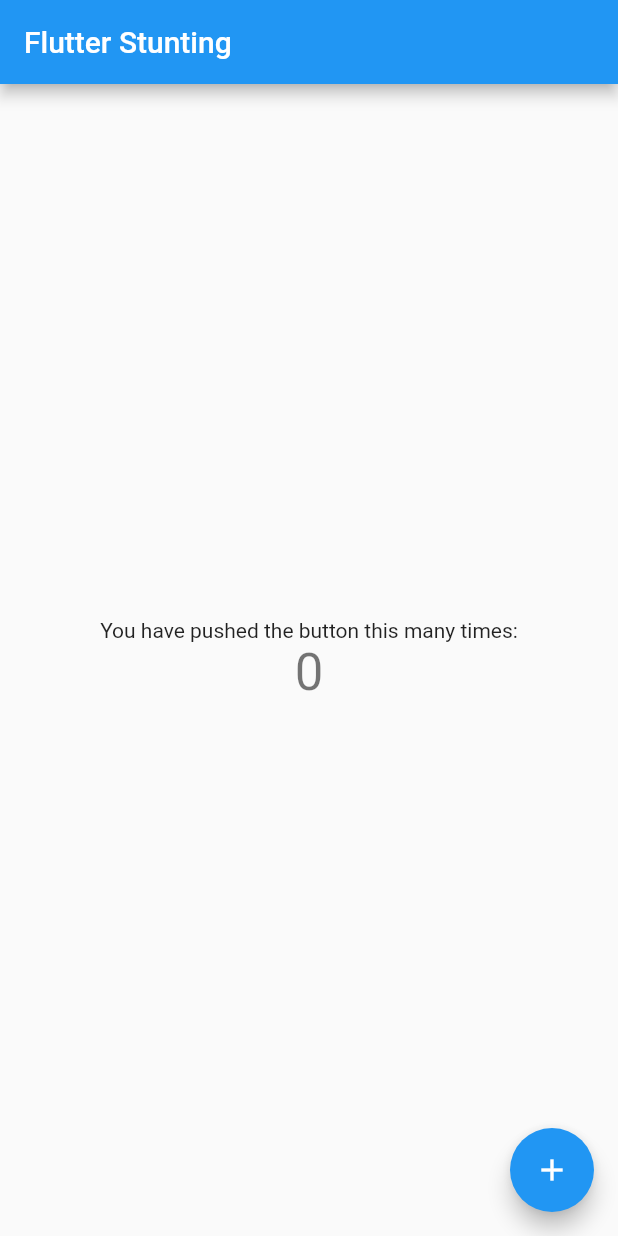
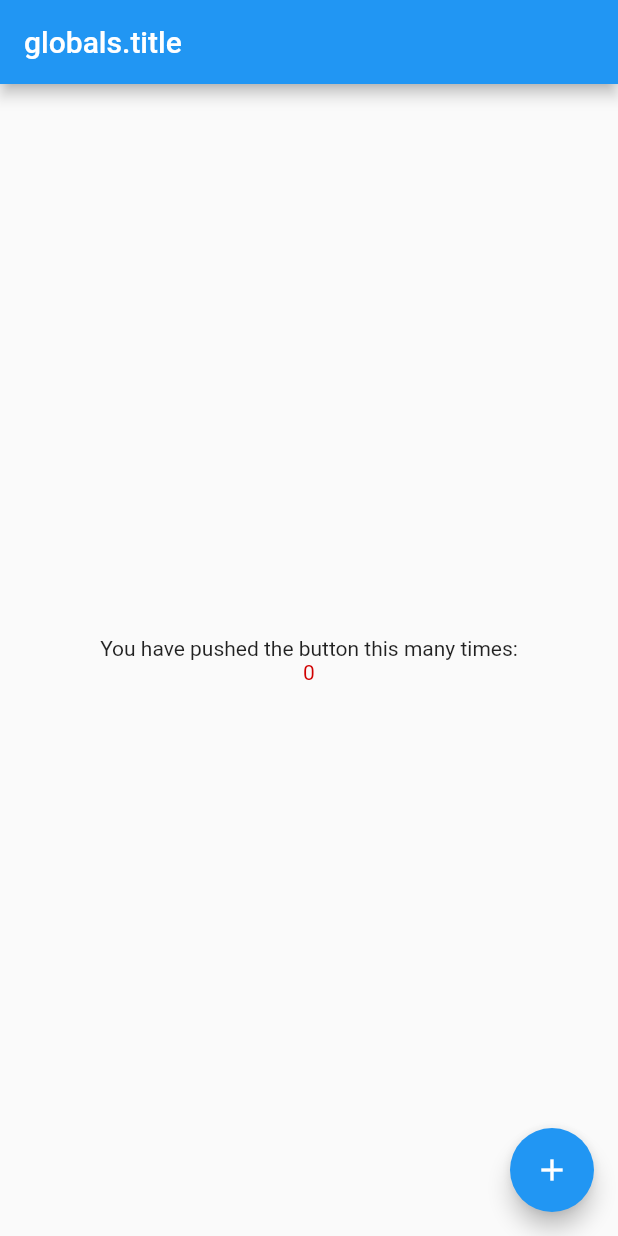
Before and after one commit to fransachmadhw/flutter-stunting, a Flutter app: the screen it shows after launch, on a phone screen of 412 x 824 dp. Run offline on Flutter 3.47's test engine with Material 2 defaults, Android fonts, the phone set to English and light mode, and no system bars.

```diff
--- a/lib/main.dart
+++ b/lib/main.dart
@@ -1,5 +1,6 @@
 import 'package:flutter/material.dart';
-import 'globals.dart' as globals;
+import 'package:flutter_stunting/globals.dart';
+// import 'globals.dart' as globals;
 
 void main() {
   runApp(const MyApp());
@@ -12,7 +13,7 @@ class MyApp extends StatelessWidget {
   @override
   Widget build(BuildContext context) {
     return MaterialApp(
-      title: globals.title,
+      title: "globals.title",
       theme: ThemeData(
         // This is the theme of your application.
         //
@@ -25,7 +26,7 @@ class MyApp extends StatelessWidget {
         // is not restarted.
         primarySwatch: Colors.blue,
       ),
-      home: MyHomePage(title: globals.title),
+      home: MyHomePage(title: "globals.title"),
     );
   }
 }
@@ -101,7 +102,7 @@ class _MyHomePageState extends State<MyHomePage> {
             ),
             Text(
               '$_counter',
-              style: Theme.of(context).textTheme.headline4,
+              style: const TextStyle(color: red500),
             ),
           ],
         ),
```
Also changed, not shown: pubspec.yaml (+21 -16 lines), assets/fonts/Poppins-Bold.ttf (added), assets/fonts/Poppins-Light.ttf (added), assets/fonts/Poppins-Medium.ttf (added), assets/fonts/Poppins-Regular.ttf (added), assets/fonts/Poppins-SemiBold.ttf (added).
